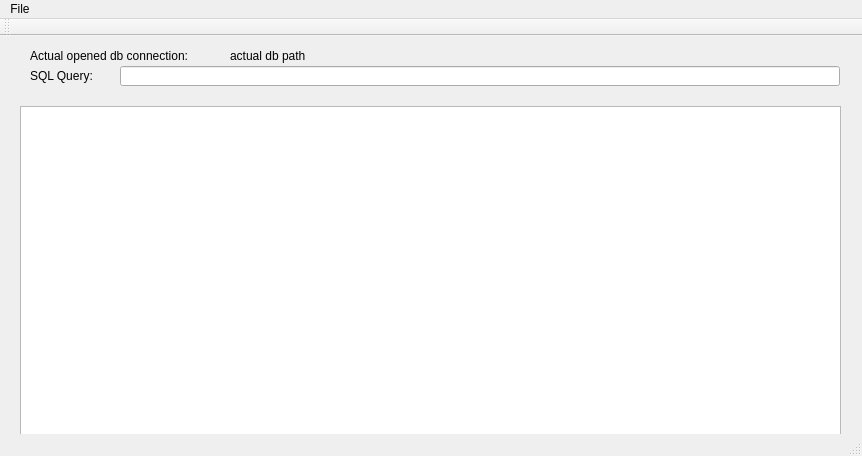
Above: SherlySQLviewer/mainwindow.ui from azieh/SQLviewer before the change. Below: the same form after it.
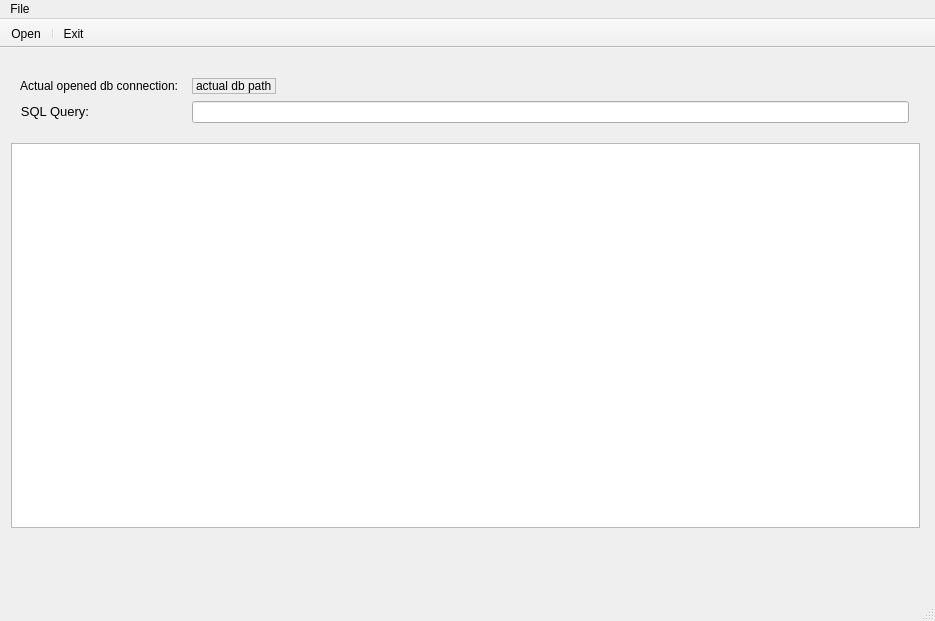
That is the form after the change. Icons and pictures are not drawn.

Commit message: Layout correction

What changed in the file:
```diff
--- a/SherlySQLviewer/mainwindow.ui
+++ b/SherlySQLviewer/mainwindow.ui
@@ -6,72 +6,238 @@
    <rect>
     <x>0</x>
     <y>0</y>
-    <width>862</width>
-    <height>456</height>
+    <width>935</width>
+    <height>621</height>
    </rect>
   </property>
+  <property name="sizePolicy">
+   <sizepolicy hsizetype="MinimumExpanding" vsizetype="Preferred">
+    <horstretch>0</horstretch>
+    <verstretch>0</verstretch>
+   </sizepolicy>
+  </property>
+  <property name="minimumSize">
+   <size>
+    <width>935</width>
+    <height>621</height>
+   </size>
+  </property>
+  <property name="maximumSize">
+   <size>
+    <width>935</width>
+    <height>621</height>
+   </size>
+  </property>
+  <property name="focusPolicy">
+   <enum>Qt::StrongFocus</enum>
+  </property>
   <property name="windowTitle">
    <string>Sherly SQLviewer</string>
   </property>
+  <property name="toolButtonStyle">
+   <enum>Qt::ToolButtonTextUnderIcon</enum>
+  </property>
+  <property name="documentMode">
+   <bool>false</bool>
+  </property>
+  <property name="tabShape">
+   <enum>QTabWidget::Rounded</enum>
+  </property>
+  <property name="dockOptions">
+   <set>QMainWindow::AllowTabbedDocks|QMainWindow::AnimatedDocks</set>
+  </property>
   <widget class="QWidget" name="centralWidget">
-   <widget class="QTableView" name="tableView">
+   <widget class="QWidget" name="verticalLayoutWidget">
     <property name="geometry">
      <rect>
-      <x>20</x>
-      <y>70</y>
-      <width>821</width>
-      <height>331</height>
-     </rect>
-    </property>
-   </widget>
-   <widget class="QLabel" name="staticSQLquery">
-    <property name="geometry">
-     <rect>
-      <x>30</x>
-      <y>30</y>
-      <width>71</width>
-      <height>20</height>
-     </rect>
-    </property>
-    <property name="text">
-     <string>SQL Query:</string>
-    </property>
-   </widget>
-   <widget class="QLineEdit" name="editSqlQuery">
-    <property name="geometry">
-     <rect>
-      <x>120</x>
-      <y>30</y>
-      <width>720</width>
-      <height>20</height>
-     </rect>
-    </property>
-   </widget>
-   <widget class="QLabel" name="staticActualOpenDb">
-    <property name="geometry">
-     <rect>
-      <x>30</x>
+      <x>0</x>
       <y>10</y>
-      <width>190</width>
-      <height>20</height>
+      <width>931</width>
+      <height>481</height>
      </rect>
     </property>
-    <property name="text">
-     <string>Actual opened db connection:</string>
-    </property>
-   </widget>
-   <widget class="QLabel" name="actualDbPath">
-    <property name="geometry">
-     <rect>
-      <x>230</x>
-      <y>10</y>
-      <width>610</width>
-      <height>20</height>
-     </rect>
-    </property>
-    <property name="text">
-     <string>actual db path</string>
-    </property>
+    <layout class="QVBoxLayout" name="verticalLayout_3">
+     <property name="sizeConstraint">
+      <enum>QLayout::SetNoConstraint</enum>
+     </property>
+     <item>
+      <layout class="QFormLayout" name="formLayout_5">
+       <property name="sizeConstraint">
+        <enum>QLayout::SetDefaultConstraint</enum>
+       </property>
+       <property name="fieldGrowthPolicy">
+        <enum>QFormLayout::ExpandingFieldsGrow</enum>
+       </property>
+       <property name="rowWrapPolicy">
+        <enum>QFormLayout::WrapLongRows</enum>
+       </property>
+       <property name="formAlignment">
+        <set>Qt::AlignLeading|Qt::AlignLeft|Qt::AlignTop</set>
+       </property>
+       <property name="horizontalSpacing">
+        <number>13</number>
+       </property>
+       <property name="verticalSpacing">
+        <number>7</number>
+       </property>
+       <property name="leftMargin">
+        <number>9</number>
+       </property>
+       <property name="topMargin">
+        <number>9</number>
+       </property>
+       <property name="rightMargin">
+        <number>11</number>
+       </property>
+       <property name="bottomMargin">
+        <number>11</number>
+       </property>
+       <item row="0" column="0">
+        <widget class="QLabel" name="staticActualOpenDb">
+         <property name="maximumSize">
+          <size>
+           <width>192</width>
+           <height>16777215</height>
+          </size>
+         </property>
+         <property name="font">
+          <font>
+           <pointsize>9</pointsize>
+          </font>
+         </property>
+         <property name="text">
+          <string>Actual opened db connection:</string>
+         </property>
+        </widget>
+       </item>
+       <item row="0" column="1">
+        <widget class="QLabel" name="actualDbPath">
+         <property name="sizePolicy">
+          <sizepolicy hsizetype="Maximum" vsizetype="Minimum">
+           <horstretch>0</horstretch>
+           <verstretch>0</verstretch>
+          </sizepolicy>
+         </property>
+         <property name="font">
+          <font>
+           <pointsize>9</pointsize>
+          </font>
+         </property>
+         <property name="frameShape">
+          <enum>QFrame::StyledPanel</enum>
+         </property>
+         <property name="frameShadow">
+          <enum>QFrame::Sunken</enum>
+         </property>
+         <property name="lineWidth">
+          <number>5</number>
+         </property>
+         <property name="text">
+          <string>actual db path</string>
+         </property>
+        </widget>
+       </item>
+       <item row="1" column="0">
+        <widget class="QLabel" name="staticSQLquery">
+         <property name="enabled">
+          <bool>true</bool>
+         </property>
+         <property name="sizePolicy">
+          <sizepolicy hsizetype="Maximum" vsizetype="Maximum">
+           <horstretch>0</horstretch>
+           <verstretch>0</verstretch>
+          </sizepolicy>
+         </property>
+         <property name="maximumSize">
+          <size>
+           <width>84</width>
+           <height>21</height>
+          </size>
+         </property>
+         <property name="font">
+          <font>
+           <pointsize>10</pointsize>
+          </font>
+         </property>
+         <property name="layoutDirection">
+          <enum>Qt::LeftToRight</enum>
+         </property>
+         <property name="frameShape">
+          <enum>QFrame::NoFrame</enum>
+         </property>
+         <property name="frameShadow">
+          <enum>QFrame::Plain</enum>
+         </property>
+         <property name="text">
+          <string>SQL Query:</string>
+         </property>
+         <property name="alignment">
+          <set>Qt::AlignRight|Qt::AlignTrailing|Qt::AlignVCenter</set>
+         </property>
+         <property name="margin">
+          <number>0</number>
+         </property>
+         <property name="indent">
+          <number>0</number>
+         </property>
+        </widget>
+       </item>
+       <item row="1" column="1">
+        <widget class="QLineEdit" name="editSqlQuery">
+         <property name="sizePolicy">
+          <sizepolicy hsizetype="Expanding" vsizetype="Maximum">
+           <horstretch>0</horstretch>
+           <verstretch>0</verstretch>
+          </sizepolicy>
+         </property>
+         <property name="font">
+          <font>
+           <pointsize>9</pointsize>
+          </font>
+         </property>
+         <property name="frame">
+          <bool>true</bool>
+         </property>
+         <property name="dragEnabled">
+          <bool>false</bool>
+         </property>
+         <property name="cursorMoveStyle">
+          <enum>Qt::LogicalMoveStyle</enum>
+         </property>
+        </widget>
+       </item>
+      </layout>
+     </item>
+     <item>
+      <spacer name="horizontalSpacer">
+       <property name="orientation">
+        <enum>Qt::Horizontal</enum>
+       </property>
+       <property name="sizeHint" stdset="0">
+        <size>
+         <width>40</width>
+         <height>3</height>
+        </size>
+       </property>
+      </spacer>
+     </item>
+     <item>
+      <widget class="QTableView" name="tableView">
+       <property name="sizePolicy">
+        <sizepolicy hsizetype="Expanding" vsizetype="Expanding">
+         <horstretch>0</horstretch>
+         <verstretch>0</verstretch>
+        </sizepolicy>
+       </property>
+       <property name="maximumSize">
+        <size>
+         <width>1000</width>
+         <height>1000</height>
+        </size>
+       </property>
+      </widget>
+     </item>
+    </layout>
    </widget>
   </widget>
   <widget class="QMenuBar" name="menuBar">
@@ -79,7 +245,7 @@
     <rect>
      <x>0</x>
      <y>0</y>
-     <width>862</width>
+     <width>935</width>
      <height>26</height>
     </rect>
    </property>
@@ -94,12 +260,39 @@
    <addaction name="menuFile"/>
   </widget>
   <widget class="QToolBar" name="mainToolBar">
+   <property name="layoutDirection">
+    <enum>Qt::LeftToRight</enum>
+   </property>
+   <property name="autoFillBackground">
+    <bool>false</bool>
+   </property>
+   <property name="movable">
+    <bool>false</bool>
+   </property>
+   <property name="allowedAreas">
+    <set>Qt::NoToolBarArea</set>
+   </property>
+   <property name="iconSize">
+    <size>
+     <width>78</width>
+     <height>40</height>
+    </size>
+   </property>
+   <property name="toolButtonStyle">
+    <enum>Qt::ToolButtonTextUnderIcon</enum>
+   </property>
+   <property name="floatable">
+    <bool>true</bool>
+   </property>
    <attribute name="toolBarArea">
     <enum>TopToolBarArea</enum>
    </attribute>
    <attribute name="toolBarBreak">
     <bool>false</bool>
    </attribute>
+   <addaction name="actionOpen"/>
+   <addaction name="separator"/>
+   <addaction name="actionExit"/>
   </widget>
   <widget class="QStatusBar" name="statusBar"/>
   <action name="actionOpen">
```
Left out of the diff: 15 changed lines with no effect on the pictures. The commit also changes 15 other files.
